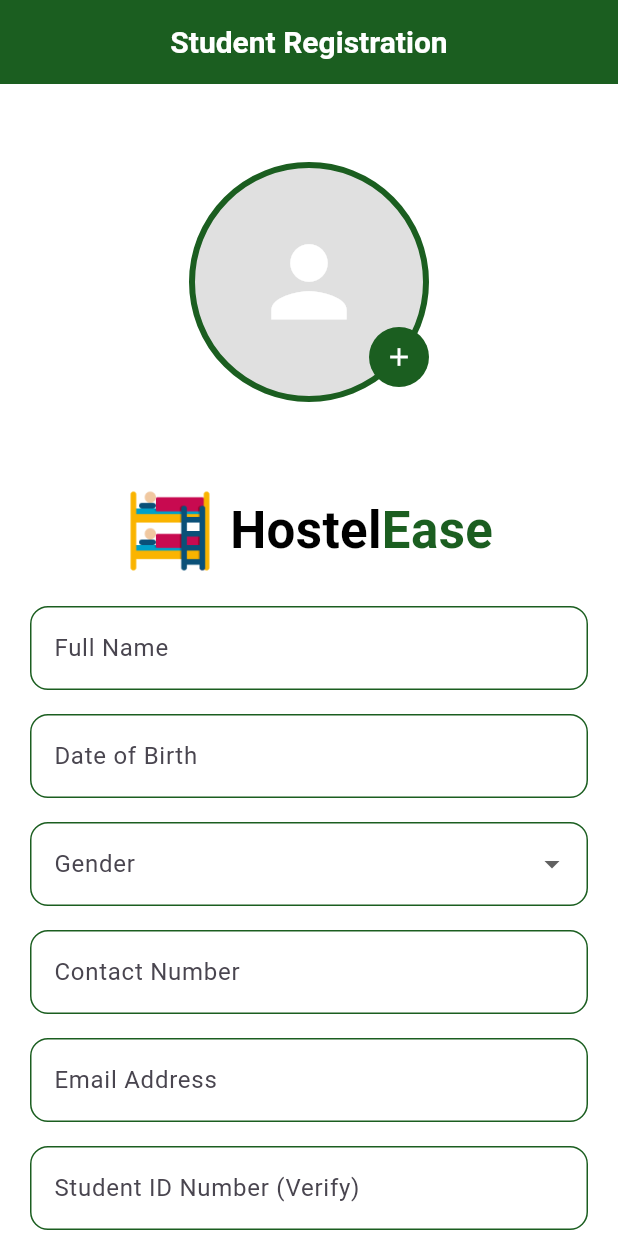
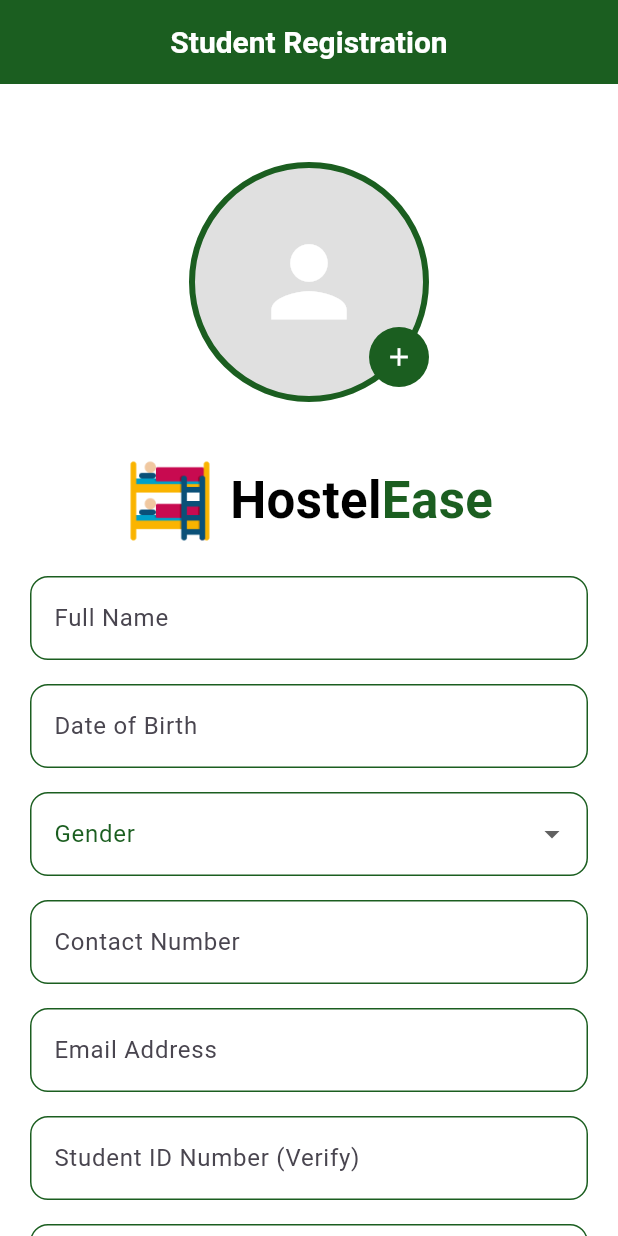
Before and after one commit to NK2552003/Hostel_Management_App, a Flutter app: the SignUpScreen screen opened directly, on a phone screen of 412 x 824 dp. Run offline on Flutter 3.47's test engine with Material 3 defaults, Android fonts, the phone set to English and light mode, and no system bars; our stand-ins replace animated_splash_screen, flutter_svg, image_picker, smooth_page_indicator.

Commit message:
student registration

```diff
--- a/lib/components/custom_dropdown.dart
+++ b/lib/components/custom_dropdown.dart
@@ -21,6 +21,7 @@ class CustomDropdown<T> extends StatelessWidget {
     return DropdownButtonFormField<T>(
       decoration: InputDecoration(
         labelText: labelText,
+        labelStyle: TextStyle(color: Colors.green.shade900, fontSize: 16),
         border: const OutlineInputBorder(
           borderRadius: BorderRadius.all(Radius.circular(12)),
         ),
@@ -30,11 +31,17 @@ class CustomDropdown<T> extends StatelessWidget {
         ),
         focusedBorder: OutlineInputBorder(
           borderRadius: const BorderRadius.all(Radius.circular(12)),
-          borderSide: BorderSide(color: Colors.green.shade900, width: 1),
+          borderSide: BorderSide(color: Colors.green.shade900, width: 1.5),
         ),
       ),
       value: selectedValue,
-      items: items,
+      dropdownColor: Colors.green.shade50, // Set dropdown background color
+      items: items.map((DropdownMenuItem<T> item) {
+        return DropdownMenuItem<T>(
+          value: item.value,
+          child: item.child,
+        );
+      }).toList(),
       onChanged: onChanged,
       validator: validator,
     );
--- a/lib/screens/sign_up_hostler.dart
+++ b/lib/screens/sign_up_hostler.dart
@@ -71,7 +71,6 @@ class _SignUpScreenState extends State<SignUpScreen> {
                 Center(
                   child: ProfilePictureUploader(),
                 ),
-                const SizedBox(height: 20),
                 const CustomText(),
                 const SizedBox(height: 20),
                 CustomTextField(
```
